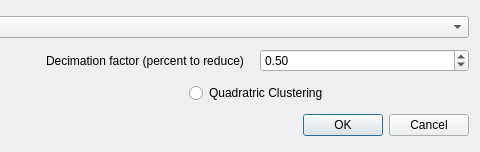
Old version of the form forms/decimatedlg.ui in the repository RasmusRPaulsen/Sumatra; both pictures show x 395 to 875 and y 0 to 152 of the 875 by 152 pixel window.
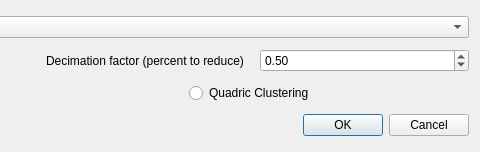
New version of the form.

Commit message: quadric clustering

Diff of the .ui file:
```diff
--- a/forms/decimatedlg.ui
+++ b/forms/decimatedlg.ui
@@ -77,7 +77,7 @@
      <item>
       <widget class="QRadioButton" name="qclusteringRadio">
        <property name="text">
-        <string>Quadratric Clustering</string>
+        <string>Quadric Clustering</string>
        </property>
       </widget>
      </item>
```
The commit also changes 3 other files.
